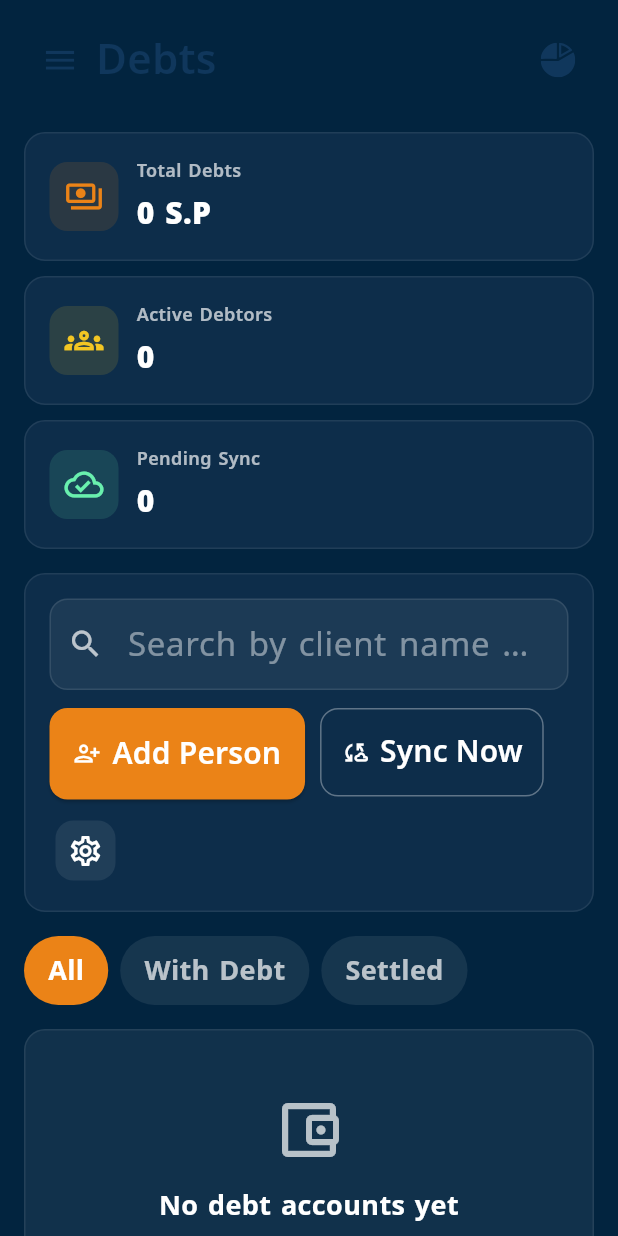
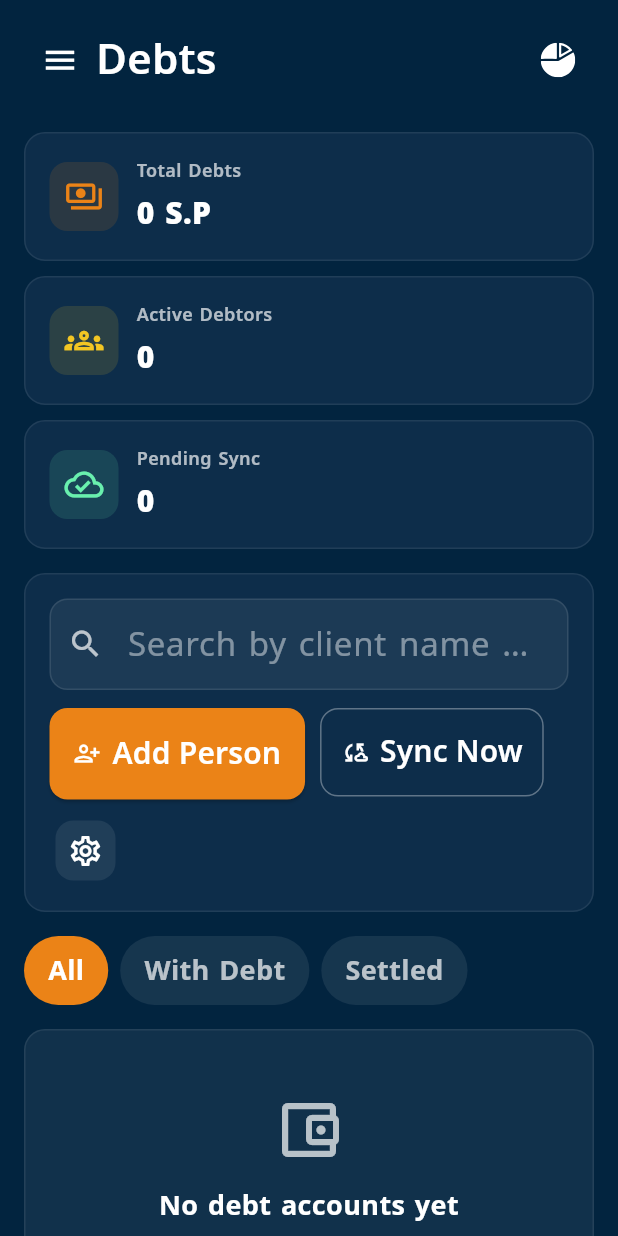
Before and after one commit to anasbarakat0/LightHouse, a Flutter app: the DebtsPage screen opened directly, after a tap on the "menu" icon, on a phone screen of 412 x 824 dp. Run offline on Flutter 3.47's test engine with Material 3 defaults, Android fonts, the phone set to English and light mode, and no system bars; our stand-ins replace barcode_widget, bloc, dartz, dio, easy_localization, fl_chart and 7 more; missing offline and left inert: custom_qr_generator, dart:ffi, dart:html, esc_pos_utils_plus, translator, win32; accounts and stored records are empty; network calls fail.

Commit message:
fix header colors

```diff
--- a/lib/common/widget/header.dart
+++ b/lib/common/widget/header.dart
@@ -1,11 +1,18 @@
 import 'package:flutter/material.dart';
 import 'package:flutter_svg/svg.dart';
 import 'package:lighthouse/core/resources/colors.dart';
+import 'package:lighthouse/core/utils/main_scaffold_key.dart';
 import 'package:lighthouse/core/utils/responsive.dart';
 
 class HeaderWidget extends StatefulWidget {
   final String title;
-  const HeaderWidget({super.key, required this.title});
+  final Color foregroundColor;
+
+  const HeaderWidget({
+    super.key,
+    required this.title,
+    this.foregroundColor = navy,
+  });
 
   @override
   State<HeaderWidget> createState() => _HeaderWidgetState();
@@ -14,6 +21,26 @@ class HeaderWidget extends StatefulWidget {
 class _HeaderWidgetState extends State<HeaderWidget> {
   TextEditingController searchController = TextEditingController();
 
+  void _openDrawer() {
+    final mainScaffoldState = mainScaffoldKey.currentState;
+    if (mainScaffoldState != null) {
+      mainScaffoldState.openDrawer();
+      return;
+    }
+
+    Scaffold.maybeOf(context)?.openDrawer();
+  }
+
+  void _openEndDrawer() {
+    final mainScaffoldState = mainScaffoldKey.currentState;
+    if (mainScaffoldState != null) {
+      mainScaffoldState.openEndDrawer();
+      return;
+    }
+
+    Scaffold.maybeOf(context)?.openEndDrawer();
+  }
+
   @override
   Widget build(BuildContext context) {
     return Row(
@@ -21,12 +48,12 @@ class _HeaderWidgetState extends State<HeaderWidget> {
       children: [
         if (!Responsive.isDesktop(context))
           IconButton(
-            icon: const Icon(
+            icon: Icon(
               Icons.menu,
-              color: navy,
+              color: widget.foregroundColor,
               size: 25,
             ),
-            onPressed: () => Scaffold.of(context).openDrawer(),
+            onPressed: _openDrawer,
           ),
         if (!Responsive.isDesktop(context))
           Expanded(
@@ -37,7 +64,7 @@ class _HeaderWidgetState extends State<HeaderWidget> {
               style: Theme.of(context)
                   .textTheme
                   .titleMedium
-                  ?.copyWith(color: navy),
+                  ?.copyWith(color: widget.foregroundColor),
             ),
           ),
         if (!Responsive.isDesktop(context))
@@ -46,9 +73,12 @@ class _HeaderWidgetState extends State<HeaderWidget> {
               "assets/svg/summary_chart.svg",
               width: 23,
               height: 23,
-              color: navy,
+              colorFilter: ColorFilter.mode(
+                widget.foregroundColor,
+                BlendMode.srcIn,
+              ),
             ),
-            onPressed: () => Scaffold.of(context).openEndDrawer(),
+            onPressed: _openEndDrawer,
           ),
       ],
     );
--- /dev/null
+++ b/lib/core/utils/main_scaffold_key.dart
@@ -0,0 +1,3 @@
+import 'package:flutter/material.dart';
+
+final GlobalKey<ScaffoldState> mainScaffoldKey = GlobalKey<ScaffoldState>();
--- a/lib/features/admin_management/presentation/view/admin_management.dart
+++ b/lib/features/admin_management/presentation/view/admin_management.dart
@@ -159,7 +159,10 @@ class AdminManagement extends StatelessWidget {
                           ),
                         ),
                       if (isMobile)
-                        HeaderWidget(title: "admin_management".tr()),
+                        HeaderWidget(
+                          title: "admin_management".tr(),
+                          foregroundColor: Colors.white,
+                        ),
                       if (isMobile)
                         const SizedBox(height: 24)
                       else
--- a/lib/features/buffet/presentation/view/buffet_page.dart
+++ b/lib/features/buffet/presentation/view/buffet_page.dart
@@ -240,7 +240,11 @@ class _BuffetPageState extends State<BuffetPage> {
                             ],
                           ),
                         ),
-                      if (isMobile) HeaderWidget(title: "buffet".tr()),
+                      if (isMobile)
+                        HeaderWidget(
+                          title: "buffet".tr(),
+                          foregroundColor: Colors.white,
+                        ),
                       if (isMobile)
                         const SizedBox(height: 24)
                       else
--- a/lib/features/coupons/presentation/view/coupons_page.dart
+++ b/lib/features/coupons/presentation/view/coupons_page.dart
@@ -248,7 +248,10 @@ class _CouponsPageState extends State<CouponsPage> {
                       child: Column(
                         children: [
                           if (Responsive.isMobile(context))
-                            HeaderWidget(title: "Coupons".tr()),
+                            HeaderWidget(
+                              title: "Coupons".tr(),
+                              foregroundColor: Colors.white,
+                            ),
                           if (Responsive.isMobile(context))
                             const SizedBox(height: 24),
                           if (Responsive.isDesktop(context))
--- a/lib/features/dashboard/presentation/view/dashboard_page.dart
+++ b/lib/features/dashboard/presentation/view/dashboard_page.dart
@@ -248,7 +248,11 @@ class _DashboardPageState extends State<DashboardPage> {
                             ),
                           ),
                         if (!Responsive.isDesktop(context)) ...[
-                          if (isMobile) HeaderWidget(title: "Dashboard".tr()),
+                          if (isMobile)
+                            HeaderWidget(
+                              title: "Dashboard".tr(),
+                              foregroundColor: Colors.white,
+                            ),
                           if (isMobile) const SizedBox(height: 24),
                           // Mobile View Toggle
                           Padding(
--- a/lib/features/debts/presentation/view/debts_page.dart
+++ b/lib/features/debts/presentation/view/debts_page.dart
@@ -579,7 +579,11 @@ class _DebtsPageState extends State<DebtsPage> {
                     sliver: SliverList(
                       delegate: SliverChildListDelegate([
                         if (Responsive.isDesktop(context)) _buildDesktopTitle(),
-                        if (isMobile) HeaderWidget(title: 'debts'.tr()),
+                        if (isMobile)
+                          HeaderWidget(
+                            title: 'debts'.tr(),
+                            foregroundColor: Colors.white,
+                          ),
                         if (isMobile) const SizedBox(height: 24),
                         _buildSummaryCards(),
                         const SizedBox(height: 16),
--- a/lib/features/main_window/presentation/view/main_screen.dart
+++ b/lib/features/main_window/presentation/view/main_screen.dart
@@ -5,6 +5,7 @@ import 'package:flutter/scheduler.dart';
 import 'package:lighthouse/core/error/failure.dart';
 import 'package:lighthouse/core/network/network_connection.dart';
 import 'package:lighthouse/core/resources/colors.dart';
+import 'package:lighthouse/core/utils/main_scaffold_key.dart';
 import 'package:lighthouse/core/utils/responsive.dart';
 import 'package:lighthouse/core/utils/shared_preferences.dart';
 import 'package:lighthouse/core/utils/app_shortcuts.dart';
@@ -954,6 +955,7 @@ class _MainScreenState extends State<MainScreen> {
           child: Focus(
             autofocus: true,
             child: Scaffold(
+              key: mainScaffoldKey,
               backgroundColor: lightGrey,
               drawer: !isDesktop
                   ? SizedBox(
--- a/lib/features/packages/presentation/view/packages_page.dart
+++ b/lib/features/packages/presentation/view/packages_page.dart
@@ -240,7 +240,10 @@ class _PackagesPageState extends State<PackagesPage> {
                           ),
                         ),
                       if (isMobile)
-                        HeaderWidget(title: "package_management".tr()),
+                        HeaderWidget(
+                          title: "package_management".tr(),
+                          foregroundColor: Colors.white,
+                        ),
                       if (isMobile)
                         const SizedBox(height: 24)
                       else
--- a/lib/features/setting/presentation/view/settings_page.dart
+++ b/lib/features/setting/presentation/view/settings_page.dart
@@ -349,7 +349,11 @@ class _SettingsPageState extends State<SettingsPage> {
                             ],
                           ),
                         ),
-                      if (isMobile) HeaderWidget(title: "settings".tr()),
+                      if (isMobile)
+                        HeaderWidget(
+                          title: "settings".tr(),
+                          foregroundColor: Colors.white,
+                        ),
                       if (isMobile)
                         const SizedBox(height: 24)
                       else
--- a/lib/features/statistics/presentation/view/statistics_page.dart
+++ b/lib/features/statistics/presentation/view/statistics_page.dart
@@ -244,7 +244,11 @@ class _StatisticsPageState extends State<StatisticsPage> {
                             ],
                           ),
                         ),
-                      if (isMobile) HeaderWidget(title: "Statistics".tr()),
+                      if (isMobile)
+                        HeaderWidget(
+                          title: "Statistics".tr(),
+                          foregroundColor: Colors.white,
+                        ),
                       if (isMobile) const SizedBox(height: 24),
                       // Date Range Picker
                       _buildDateRangePicker(builderContext, context, isMobile),
--- a/lib/features/tasks/presentation/view/to_do_tasks.dart
+++ b/lib/features/tasks/presentation/view/to_do_tasks.dart
@@ -227,7 +227,11 @@ class _ToDoTasksState extends State<ToDoTasks>
                       ],
                     ),
                   ),
-                if (isMobile) HeaderWidget(title: "to_do_task".tr()),
+                if (isMobile)
+                  HeaderWidget(
+                    title: "to_do_task".tr(),
+                    foregroundColor: Colors.white,
+                  ),
                 if (isMobile)
                   const SizedBox(height: 24)
                 else
```
